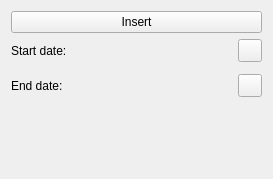
KDE/calligra, file sheets/plugins/calendar/CalendarToolWidget.ui: the form before one commit.
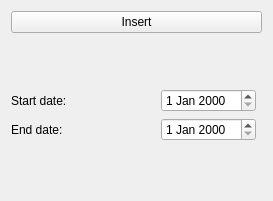
The form after the commit. Custom widgets are drawn as their Qt base class.

```diff
--- a/sheets/plugins/calendar/CalendarToolWidget.ui
+++ b/sheets/plugins/calendar/CalendarToolWidget.ui
@@ -1,68 +1,38 @@
 <ui version="4.0" >
  <class>CalendarToolWidget</class>
- <widget class="QWidget" name="CalendarToolWidget" >
-  <property name="geometry" >
+ <widget class="QWidget" name="CalendarToolWidget">
+  <property name="geometry">
    <rect>
     <x>0</x>
     <y>0</y>
     <width>273</width>
-    <height>179</height>
+    <height>201</height>
    </rect>
   </property>
-  <property name="windowTitle" >
+  <property name="windowTitle">
    <string>Calendar Tool</string>
   </property>
-  <layout class="QGridLayout" name="gridLayout" >
-   <item row="0" column="0" colspan="3" >
-    <widget class="QPushButton" name="m_insertButton" >
-     <property name="text" >
+  <layout class="QGridLayout" name="gridLayout">
+   <item row="0" column="0" colspan="5">
+    <widget class="QPushButton" name="m_insertButton">
+     <property name="text">
       <string>Insert</string>
      </property>
     </widget>
    </item>
-   <item row="1" column="0" >
-    <widget class="QLabel" name="label" >
-     <property name="text" >
-      <string>Start date:</string>
-     </property>
-    </widget>
-   </item>
-   <item row="1" column="1" >
-    <spacer name="horizontalSpacer" >
-     <property name="orientation" >
-      <enum>Qt::Horizontal</enum>
-     </property>
-     <property name="sizeHint" stdset="0" >
-      <size>
-       <width>160</width>
-       <height>20</height>
-      </size>
-     </property>
-    </spacer>
-   </item>
-   <item row="1" column="2" >
-    <widget class="QToolButton" name="m_selectStartDateButton" >
-     <property name="text" >
-      <string/>
-     </property>
-    </widget>
-   </item>
-   <item row="2" column="0" colspan="3" >
-    <widget class="KDateWidget" name="m_startDateWidget" />
-   </item>
-   <item row="3" column="0" >
-    <widget class="QLabel" name="label_2" >
-     <property name="text" >
+   <item row="3" column="0">
+    <widget class="QLabel" name="label_2">
+     <property name="text">
       <string>End date:</string>
      </property>
     </widget>
    </item>
-   <item row="3" column="1" >
-    <spacer name="horizontalSpacer_2" >
-     <property name="orientation" >
+   <item row="3" column="1">
+    <spacer name="horizontalSpacer_2">
+     <property name="orientation">
       <enum>Qt::Horizontal</enum>
      </property>
-     <property name="sizeHint" stdset="0" >
+     <property name="sizeHint" stdset="0">
       <size>
        <width>160</width>
        <height>20</height>
@@ -70,38 +40,60 @@
      </property>
     </spacer>
    </item>
-   <item row="3" column="2" >
-    <widget class="QToolButton" name="m_selectEndDateButton" >
-     <property name="text" >
-      <string/>
+   <item row="2" column="0">
+    <widget class="QLabel" name="label">
+     <property name="text">
+      <string>Start date:</string>
      </property>
     </widget>
    </item>
-   <item row="4" column="0" colspan="3" >
-    <widget class="KDateWidget" name="m_endDateWidget" />
+   <item row="2" column="2" colspan="2">
+    <widget class="QDateEdit" name="m_startDateWidget"/>
    </item>
-   <item row="5" column="1" >
-    <spacer name="verticalSpacer" >
-     <property name="orientation" >
+   <item row="1" column="1">
+    <spacer name="verticalSpacer_2">
+     <property name="orientation">
       <enum>Qt::Vertical</enum>
      </property>
-     <property name="sizeHint" stdset="0" >
+     <property name="sizeHint" stdset="0">
       <size>
        <width>20</width>
-       <height>10</height>
+       <height>40</height>
+      </size>
+     </property>
+    </spacer>
+   </item>
+   <item row="2" column="1">
+    <spacer name="horizontalSpacer">
+     <property name="orientation">
+      <enum>Qt::Horizontal</enum>
+     </property>
+     <property name="sizeHint" stdset="0">
+      <size>
+       <width>160</width>
+       <height>20</height>
+      </size>
+     </property>
+    </spacer>
+   </item>
+   <item row="3" column="2" colspan="2">
+    <widget class="QDateEdit" name="m_endDateWidget"/>
+   </item>
+   <item row="4" column="1">
+    <spacer name="verticalSpacer_3">
+     <property name="orientation">
+      <enum>Qt::Vertical</enum>
+     </property>
+     <property name="sizeHint" stdset="0">
+      <size>
+       <width>20</width>
+       <height>40</height>
       </size>
      </property>
     </spacer>
    </item>
   </layout>
  </widget>
- <customwidgets>
-  <customwidget>
-   <class>KDateWidget</class>
-   <extends>QWidget</extends>
-   <header>kdatewidget.h</header>
-  </customwidget>
- </customwidgets>
  <resources/>
  <connections/>
 </ui>
```
Left out of the diff: 3 changed lines with no effect on the pictures.
